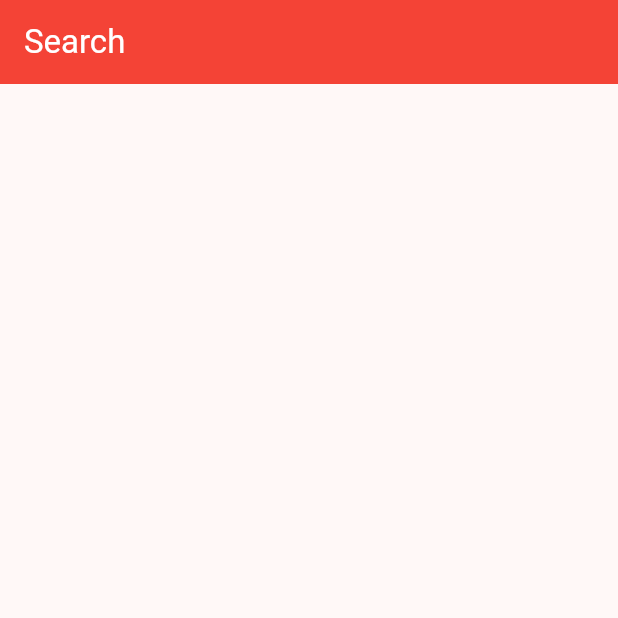
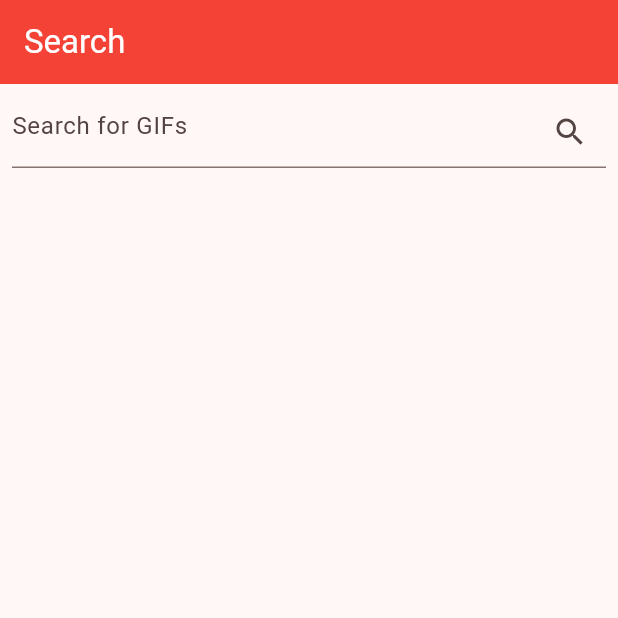
Before and after one commit to sergioprot/chili_giphy, a Flutter app: the screen it shows after launch, on a phone screen of 412 x 824 dp, the top half of it. Run offline on Flutter 3.47's test engine with Material 2 defaults, Android fonts, the phone set to English and light mode, and no system bars; our stand-ins replace dio, stacked.

Commit message:
Fetching GIFs. So far without pagination, and simply shown in one column

```diff
--- /dev/null
+++ b/chiligiphy/lib/search/gif.dart
@@ -0,0 +1,31 @@
+/// Gif class
+///
+/// Stores info about one GIF image
+class Gif {
+  /// GIF url
+  final String url;
+
+  /// GIF image width
+  final double width;
+
+  /// GIF image height
+  final double height;
+
+  Gif({
+    required this.url,
+    required this.width,
+    required this.height,
+  });
+
+  /// Gif factory from API data
+  factory Gif.fromJson(final json) {
+    String url = json['images']['original']['url'] as String;
+    double width = double.parse(json['images']['original']['width'] as String);
+    double height = double.parse(json['images']['original']['height'] as String);
+    return Gif(
+      url: url,
+      width: width,
+      height: height,
+    );
+  }
+}
--- /dev/null
+++ b/chiligiphy/lib/search/search_service.dart
@@ -0,0 +1,31 @@
+import 'package:chiligiphy/search/gif.dart';
+import 'package:dio/dio.dart';
+
+/// Search service.
+///
+/// Contains method to fetch GIFs from API
+class SearchService {
+  final dio = Dio(BaseOptions(
+    baseUrl: 'https://api.giphy.com/v1/gifs/',
+    queryParameters: {
+      'api_key': 'lIQQ04DzQai4aR3sekuMLXfHiYsjzILX',
+    },
+    connectTimeout: const Duration(seconds: 5),
+    receiveTimeout: const Duration(seconds: 5),
+    sendTimeout: const Duration(seconds: 5),
+  ));
+
+  /// Fetches GIFs from API.
+  ///
+  /// Returns them as a List
+  Future<List<Gif>> search({
+    required String query,
+  }) async {
+    final response = await dio.get('search', queryParameters: {'q': query});
+    List<Gif> gifs = [];
+    for (var item in (response.data['data'] as List)) {
+      gifs.add(Gif.fromJson(item));
+    }
+    return gifs;
+  }
+}
--- a/chiligiphy/lib/search/search_view.dart
+++ b/chiligiphy/lib/search/search_view.dart
@@ -1,4 +1,6 @@
+import 'package:chiligiphy/search/search_viewmodel.dart';
 import 'package:flutter/material.dart';
+import 'package:stacked/stacked.dart';
 
 /// The main page of the app: Search screen
 class SearchView extends StatelessWidget {
@@ -6,9 +8,43 @@ class SearchView extends StatelessWidget {
 
   @override
   Widget build(BuildContext context) {
-    return Scaffold(
-      appBar: AppBar(
-        title: const Text('Search'),
+    return ViewModelBuilder.reactive(
+      viewModelBuilder: () => SearchViewModel(),
+      builder: (context, model, child) => Scaffold(
+        appBar: AppBar(
+          title: const Text('Search'),
+        ),
+        body: Padding(
+          padding: const EdgeInsets.all(8.0),
+          child: Column(
+            children: [
+              TextField(
+                controller: model.searchController,
+                decoration: const InputDecoration(
+                  hintText: 'Search for GIFs',
+                  suffixIcon: Icon(Icons.search),
+                ),
+                onChanged: (value) => model.updateSearchText(value),
+                onSubmitted: (_) => model.search(),
+              ),
+              Expanded(
+                child: SingleChildScrollView(
+                  child: Column(
+                    children: [
+                      for (var item in model.gifs)
+                        Padding(
+                          padding: const EdgeInsets.all(8.0),
+                          child: Image.network(
+                            item.url,
+                          ),
+                        ),
+                    ],
+                  ),
+                ),
+              ),
+            ],
+          ),
+        ),
       ),
     );
   }
--- /dev/null
+++ b/chiligiphy/lib/search/search_viewmodel.dart
@@ -0,0 +1,29 @@
+import 'package:chiligiphy/search/gif.dart';
+import 'package:chiligiphy/search/search_service.dart';
+import 'package:flutter/material.dart';
+import 'package:stacked/stacked.dart';
+
+/// Search screen ViewModel
+class SearchViewModel extends BaseViewModel {
+  final searchService = SearchService();
+
+  /// List of GIFs
+  List<Gif> gifs = [];
+
+  final TextEditingController searchController = TextEditingController();
+
+  /// Current search text
+  String _searchText = '';
+
+  /// Updates search text
+  void updateSearchText(String value) {
+    _searchText = value;
+  }
+
+  /// Fetches GIFs from API
+  Future<void> search() async {
+    final newGifs = await searchService.search(query: _searchText);
+    gifs.addAll(newGifs);
+    notifyListeners();
+  }
+}
--- a/chiligiphy/pubspec.yaml
+++ b/chiligiphy/pubspec.yaml
@@ -35,6 +35,10 @@ dependencies:
   # The following adds the Cupertino Icons font to your application.
   # Use with the CupertinoIcons class for iOS style icons.
   cupertino_icons: ^1.0.2
+  stacked:
+    git:
+      url: https://github.com/martinale14/stacked.git
+  dio: ^5.1.2
 
 dev_dependencies:
   flutter_test:
```
Also changed, not shown: chiligiphy/pubspec.lock.
